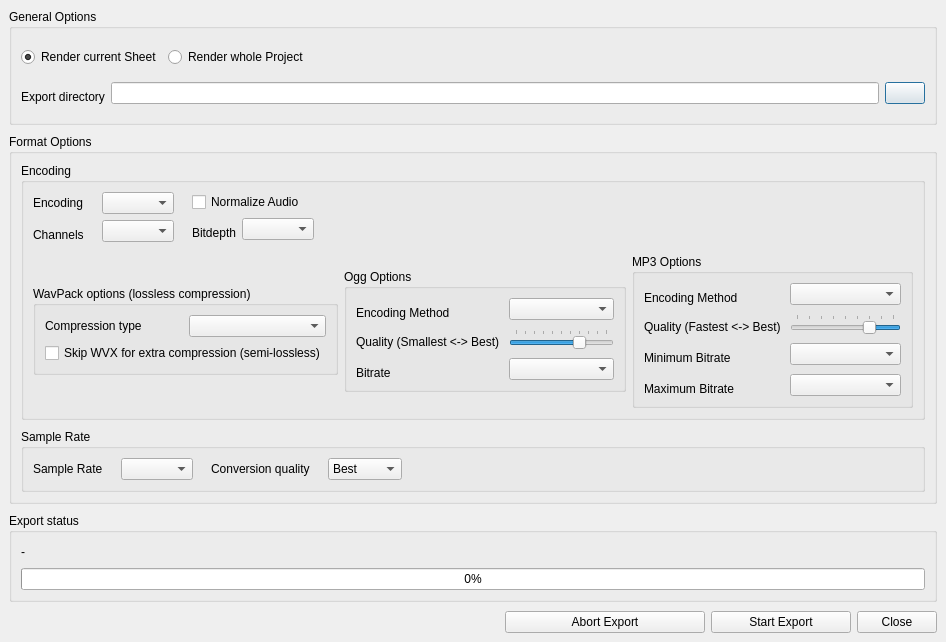
First picture: the form in src/traverso/ui/ExportDialog.ui, repository ErwanLegrand/Traverso-DAW, before the edit.
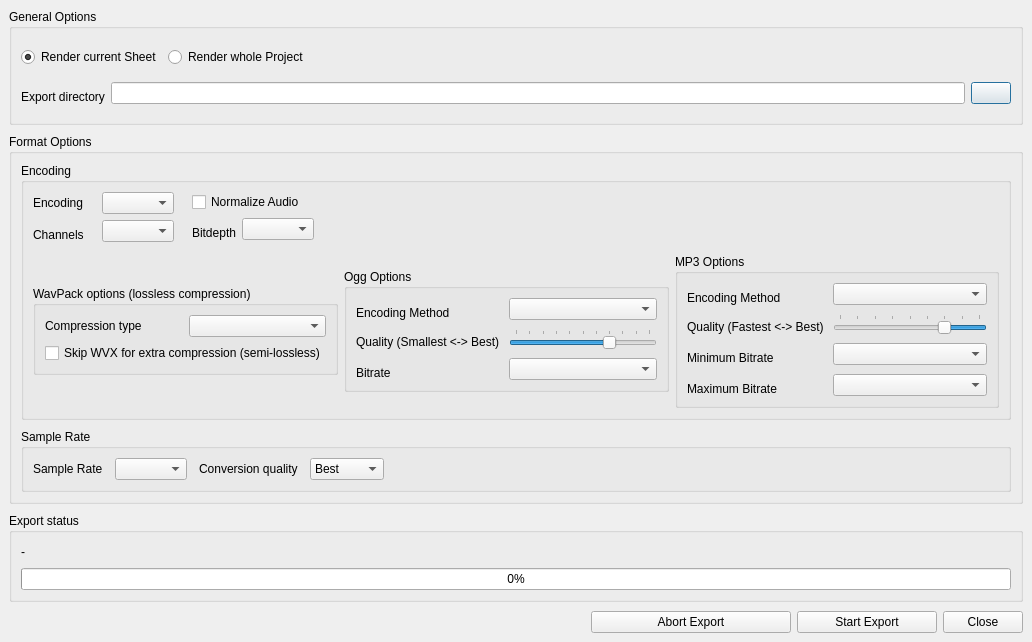
Second picture: the form after the edit.

```diff
--- a/src/traverso/ui/ExportDialog.ui
+++ b/src/traverso/ui/ExportDialog.ui
@@ -5,7 +5,7 @@
    <rect>
     <x>0</x>
     <y>0</y>
-    <width>946</width>
+    <width>1032</width>
     <height>642</height>
    </rect>
   </property>
@@ -709,7 +709,7 @@
             <number>0</number>
            </property>
            <property name="spacing" >
-            <number>18</number>
+            <number>12</number>
            </property>
            <item>
             <widget class="QLabel" name="label_7" >
```
